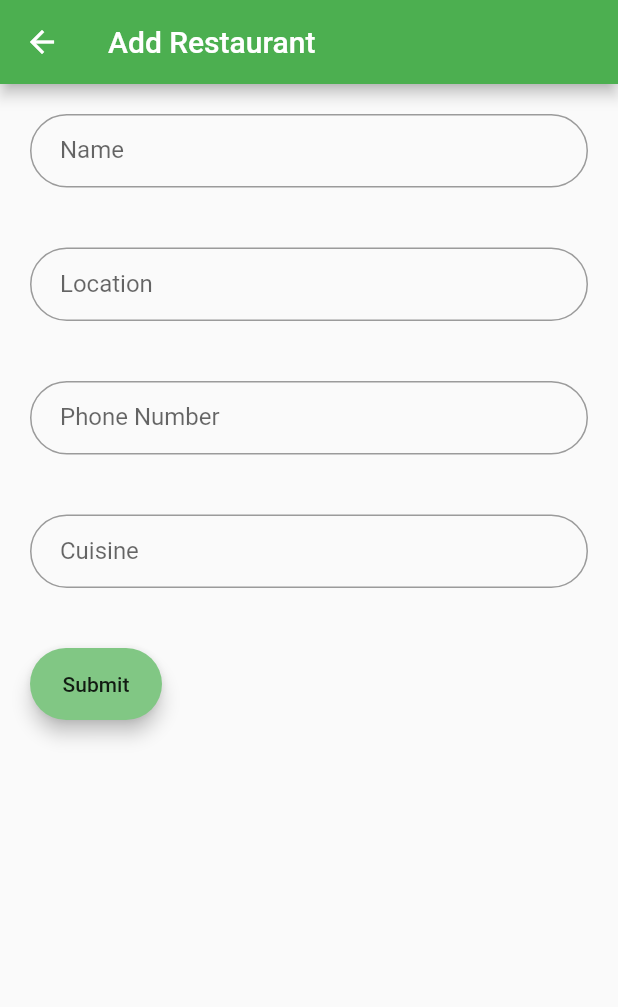
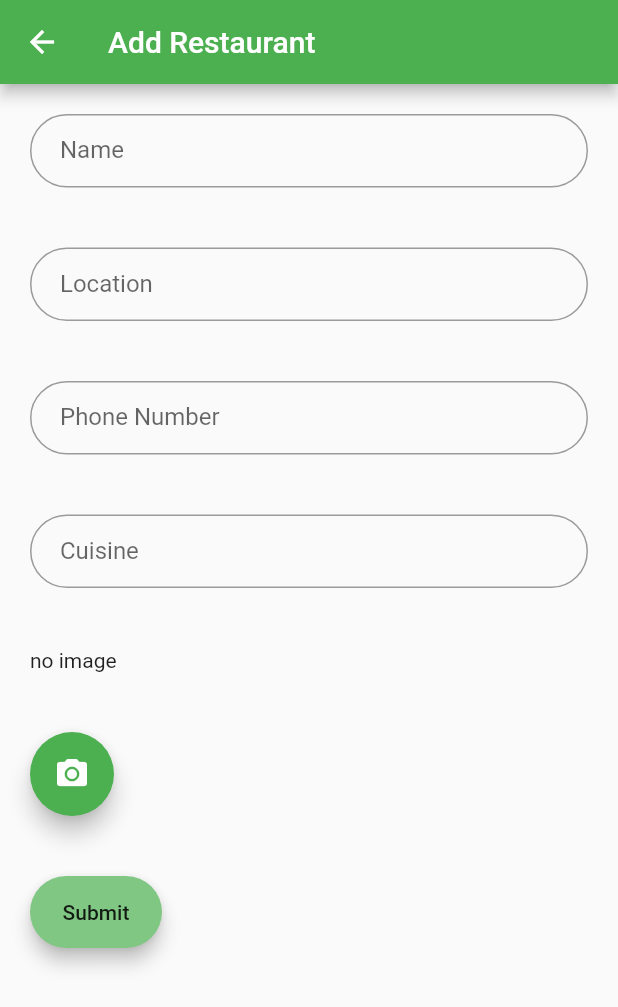
Before and after one commit to D-mahmoud/Wise-Food, a Flutter app: the EditStore screen opened directly, on a phone screen of 412 x 824 dp. Shown: the top 1007 px of the screen. Run offline on Flutter 3.47's test engine with Material 2 defaults, Android fonts, the phone set to English and light mode, and no system bars; our stand-ins replace carousel_pro, image_picker, settings_ui, shared_preferences; accounts and stored records are empty.

Commit message:
image_picker

```diff
--- a/lib/screens/Edit_Store.dart
+++ b/lib/screens/Edit_Store.dart
@@ -1,4 +1,8 @@
+// import 'dart:html';
+import 'dart:io';
+
 import 'package:flutter/material.dart';
+import 'package:image_picker/image_picker.dart';
 
 import 'package:provider/provider.dart';
 import 'package:wisefood/models/store.dart';
@@ -138,8 +142,14 @@ class _EditStoreState extends State<EditStore> {
     });
     Navigator.of(context).pop();
   }
-
-// zawdy type 3ashan cuisine page tzbot
+File _image;
+Future pickImage() async{
+    final picker = ImagePicker();
+    PickedFile pickedFile = await picker.getImage(source: ImageSource.gallery);
+    setState(() {
+      _image=File(pickedFile.path);
+    });
+}
   @override
   Widget build(BuildContext context) {
     return Scaffold(
@@ -283,41 +293,49 @@ class _EditStoreState extends State<EditStore> {
                           },
                         ),
                       ),
+
                       //Image
+                      Padding(
+                        padding: const EdgeInsets.all(20.0),
+                        child: _image ==null ?Text("no image"):Image.file(_image),
+                      ),
+                      Padding(
+                        padding: const EdgeInsets.all(20.0),
+                        // child: TextFormField(
+                        //   keyboardType: TextInputType.url,
+                        //   style: TextStyle(color: Colors.green),
+                        //   decoration: InputDecoration(
+                        //       contentPadding:
+                        //           EdgeInsets.fromLTRB(20.0, 15.0, 20.0, 15.0),
+                        //       labelText: "Image",
+                        //       border: OutlineInputBorder(
+                        //           borderRadius: BorderRadius.circular(32.0))),
+                        //   validator: (value) {
+                        //     if (value.isEmpty) {
+                        //       return 'Please enter some text';
+                        //     }
 
-                      // Padding(
-                      //   padding: const EdgeInsets.all(20.0),
-                      //   child: TextFormField(
-                      //     keyboardType: TextInputType.url,
-                      //     style: TextStyle(color: Colors.green),
-                      //     decoration: InputDecoration(
-                      //         contentPadding:
-                      //             EdgeInsets.fromLTRB(20.0, 15.0, 20.0, 15.0),
-                      //         labelText: "Image",
-                      //         border: OutlineInputBorder(
-                      //             borderRadius: BorderRadius.circular(32.0))),
-                      //     validator: (value) {
-                      //       if (value.isEmpty) {
-                      //         return 'Please enter some text';
-                      //       }
+                        //     return null;
+                        //   },
+                        //   onSaved: (value) {
+                        //     _editedStore = Store(
+                        //       id: _editedStore.id,
+                        //       storeTitle: _editedStore.storeTitle,
+                        //       rating: _editedStore.rating,
+                        //       location: _editedStore.location,
+                        //       number: _editedStore.number,
+                        //        cuisine:_editedStore.cuisine,
 
-                      //       return null;
-                      //     },
-                      //     onSaved: (value) {
-                      //       _editedStore = Store(
-                      //         id: _editedStore.id,
-                      //         storeTitle: _editedStore.storeTitle,
-                      //         rating: _editedStore.rating,
-                      //         location: _editedStore.location,
-                      //         number: _editedStore.number,
-                      //          cuisine:_editedStore.cuisine,
-
-                      //         imageUrl: value,
-                      //       );
-                      //       print('saved value is $value');
-                      //     },
-                      //   ),
-                      // ),
+                        //       imageUrl: value,
+                        //     );
+                        //     print('saved value is $value');
+                        //   },
+                        // ),
+                        child: FloatingActionButton(
+                          onPressed:pickImage,
+                          child: Icon(Icons.camera_alt),
+                        ),
+                      ),
 
                       //Rating
 
```
Also changed, not shown: pubspec.yaml (+5 -7 lines), pubspec.lock.
